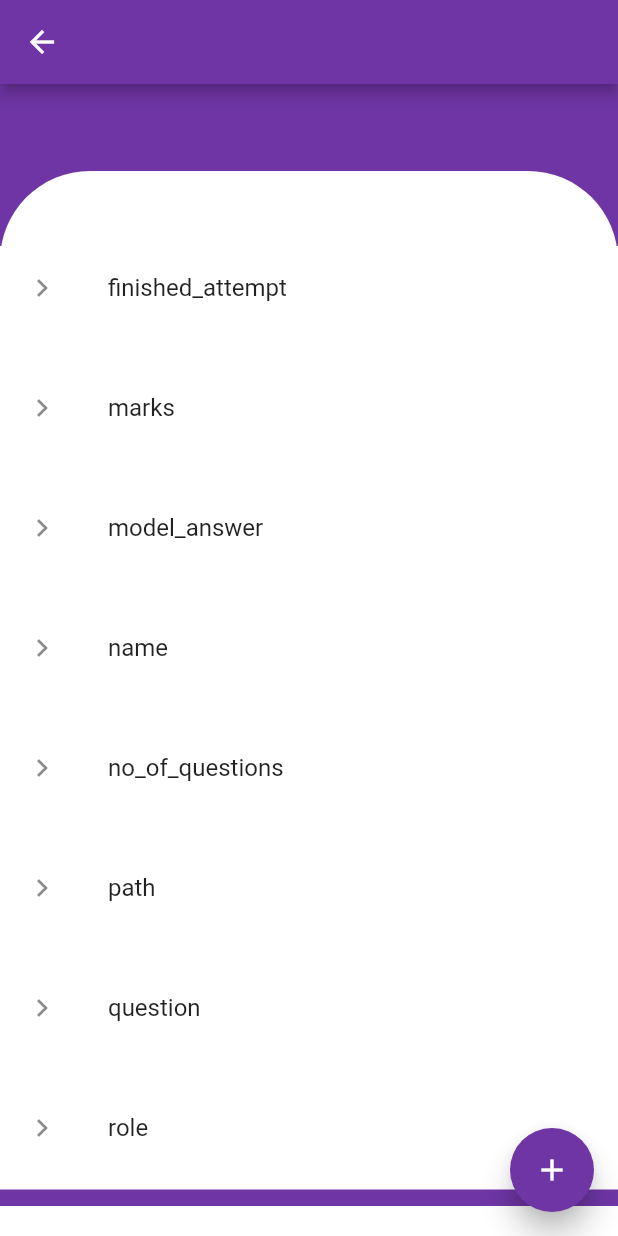
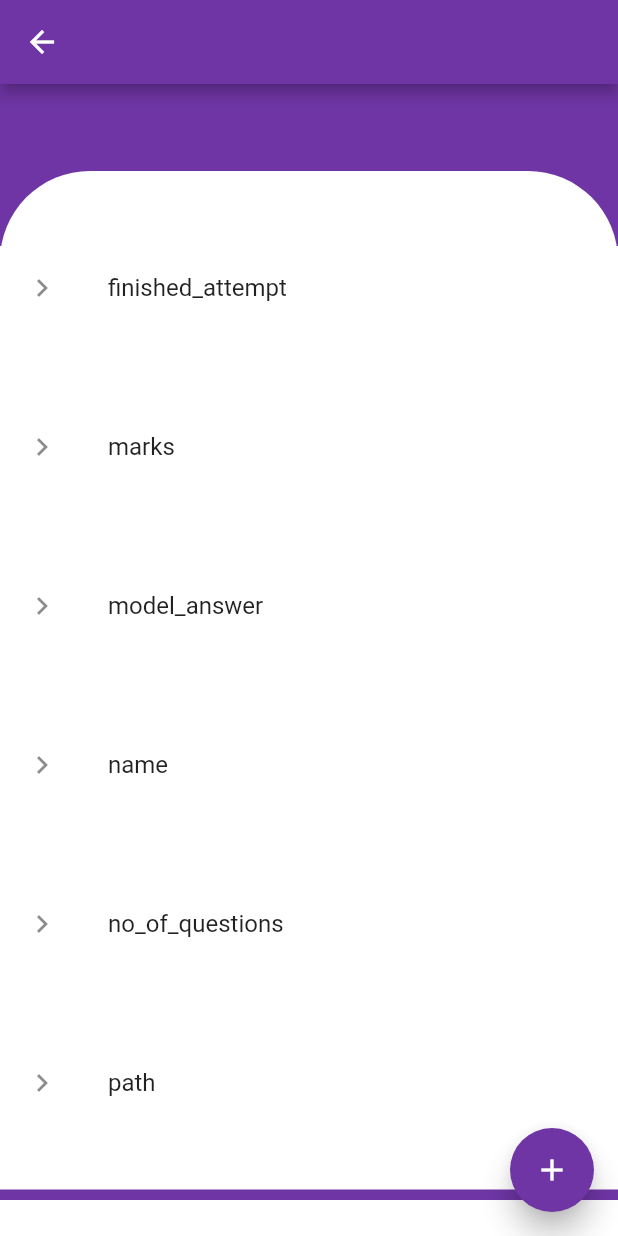
Before and after one commit to sarikasingh00/Handwritten-Subjective-Answer-Evaluation-System, a Flutter app: the QuestionDetailScreen screen opened directly with empty values, on a phone screen of 412 x 824 dp. Run offline on Flutter 3.47's test engine with Material 2 defaults, Android fonts, the light colour scheme and no system bars; drawn by our look-alikes of flutter_speed_dial; our stand-ins replace cloud_firestore, csv, firebase_auth, flutter_svg, image_picker; accounts and stored records are empty.

Commit message:
List tile size fix

```diff
--- a/paper_evaluation_app/lib/teacher/question_paper/question_detail_screen.dart
+++ b/paper_evaluation_app/lib/teacher/question_paper/question_detail_screen.dart
@@ -234,13 +234,13 @@ class _QuestionDetailScreenState extends State<QuestionDetailScreen> {
                 height: MediaQuery.of(context).size.height-145,
                 width: MediaQuery.of(context).size.width,
                   child: ListView.builder(
-                    itemCount: questionContent.length,
+                    itemCount: questionContent['answer'].length,
                     padding: EdgeInsets.only(top:0),
                     itemBuilder: (context, index) {
                       return Container(
                         // elevation: 5,
                         child: Container(
-                          height: 80,
+                          // height: 80,
                           child: Container(
                             padding: const EdgeInsets.only(top:50.0),
                             child: ListTile(
```
